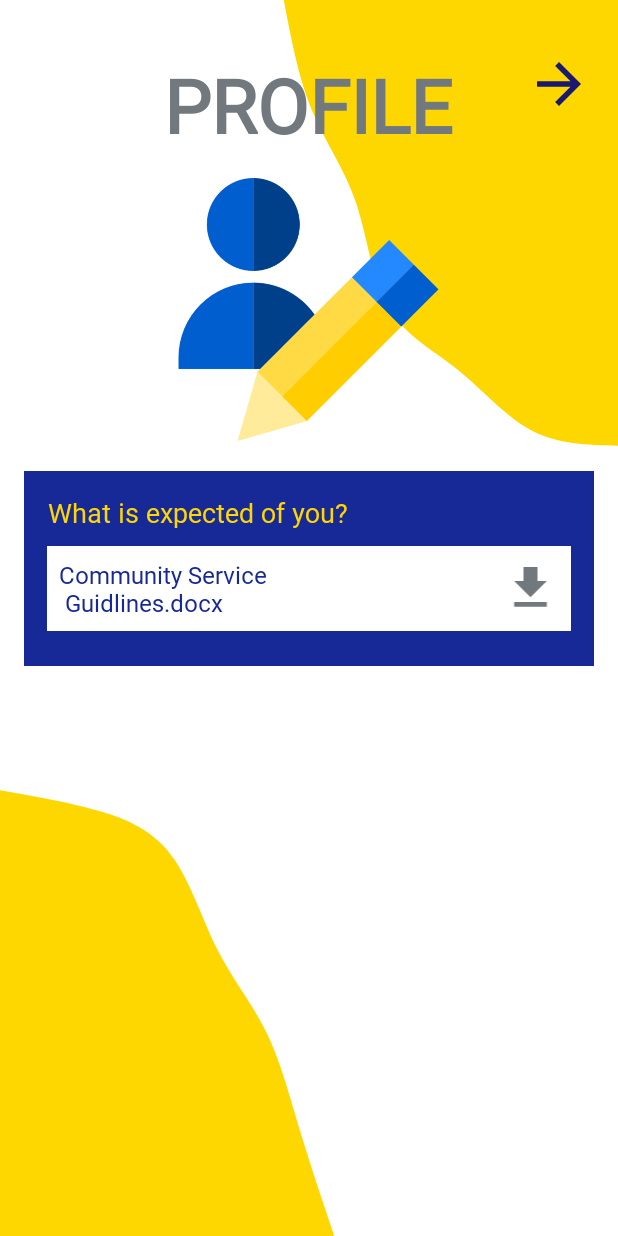
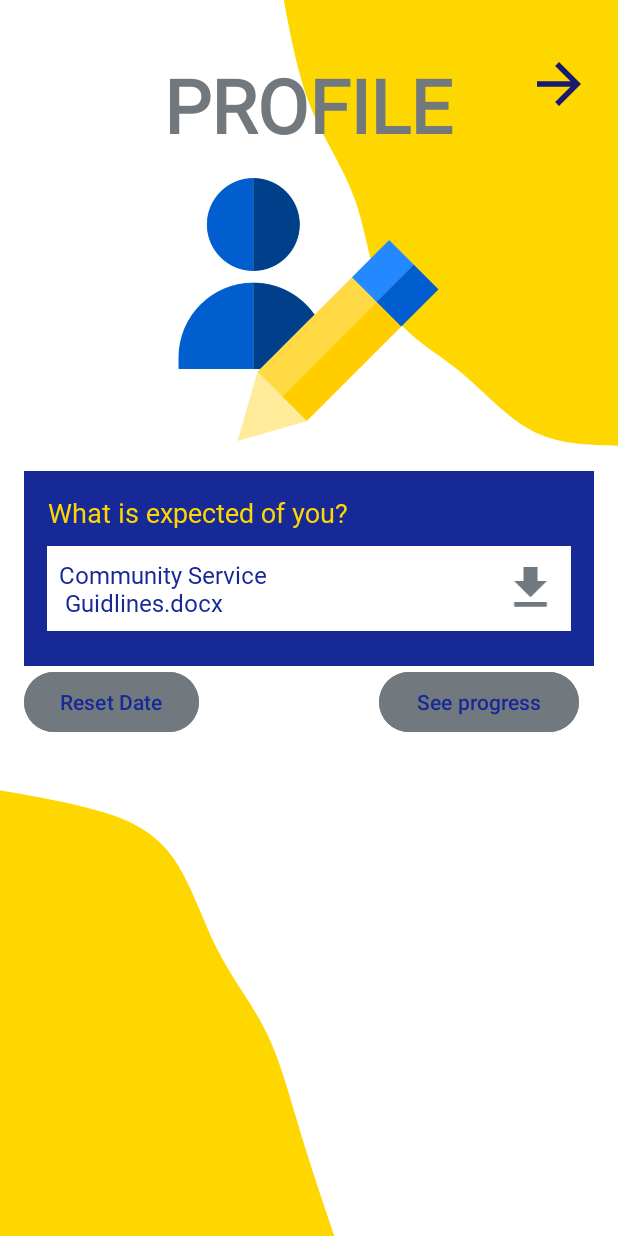
Before and after one commit to jodawa123/Community-Service-Management-App, an Android app: the Profile screen opened directly, with no data from a screen before it, on a phone screen of 412 x 824 dp. Run offline under Robolectric (Android 15) with nearby library versions, the phone set to English and light mode, and no system bars; our stand-ins replace Firebase (no records; nobody signed in at launch, a user with empty details on screens opened directly); libraries missing offline, so code that uses them is left out: io.github.muddz.styleabletoast.

Commit message:
notifications and reset start date set

```diff
--- a/app/build.gradle.kts
+++ b/app/build.gradle.kts
@@ -51,6 +51,7 @@ dependencies {
     implementation (libs.library)
     implementation (libs.pinview)
     implementation (libs.material.calendar.view)
+    implementation (libs.prolificinteractive.material.calendarview)
     implementation (libs.play.services.maps)
     implementation(libs.play.services.location)
     implementation (libs.google.maps.services)
--- a/app/src/main/java/com/example/cs3700/Profile.java
+++ b/app/src/main/java/com/example/cs3700/Profile.java
@@ -6,6 +6,7 @@ import android.util.Log;
 import android.view.View;
 import android.view.animation.Animation;
 import android.view.animation.AnimationUtils;
+import android.widget.Button;
 import android.widget.CalendarView;
 import android.widget.ImageView;
 import android.widget.RadioButton;
@@ -23,9 +24,8 @@ import java.util.Calendar;
 import java.util.Date;
 import java.util.HashMap;
 import java.util.Map;
+import android.content.Intent;
 import io.github.muddz.styleabletoast.StyleableToast;
-
-
 
 
 public class Profile extends AppCompatActivity {
@@ -39,11 +39,11 @@ public class Profile extends AppCompatActivity {
     private static final int TOTAL_REQUIRED_HOURS = 90;
     private static final int HOURS_PER_WEEK = 9;
     private Date startDate, endDate;
-    private int totalWeeksRemaining;
-    private int totalHoursRemaining;
     private FirebaseUser currentUser;
     private DocumentReference userRef;
     private ImageView imageView4,down;
+    private Button resetDateButton,track;
+
 
     @Override
     protected void onCreate(Bundle savedInstanceState) {
@@ -64,6 +64,8 @@ public class Profile extends AppCompatActivity {
         weeksRemainingText = findViewById(R.id.weeksRemaining);
         imageView4 = findViewById(R.id.imageView4);
         down = findViewById(R.id.doc1_download);
+        resetDateButton = findViewById(R.id.bt);
+        track=findViewById(R.id.bt1);
 
         siteSection = findViewById(R.id.site_section);
         hoursSection = findViewById(R.id.hours_section);
@@ -116,12 +118,18 @@ public class Profile extends AppCompatActivity {
             }
         });
         dropSiteButton.setOnClickListener(v -> dropSelectedSite());
+        resetDateButton.setOnClickListener(v -> resetStartDate());
 
         down.setOnClickListener(view -> {
             String fileUrl = "https://drive.google.com/uc?id=1t6YyMTxAI2IE14wcye737s2vIsde0r0H&export=download";
             String fileName = "COMMUNITY.docx";
             downloadFile(fileUrl, fileName);
         });
+        track.setOnClickListener(v -> {
+            Intent targetIntent = new Intent(Profile.this, Curve.class);
+            startActivity(targetIntent);
+        });
+
     }
 
     // Download a file directly from a URL
@@ -146,6 +154,13 @@ public class Profile extends AppCompatActivity {
             e.printStackTrace();
             Toast.makeText(this, "Download failed.", Toast.LENGTH_SHORT).show();
         }
+    }
+    private void resetStartDate() {
+        startDate = null;
+        endDate = null;
+        calendarView.setEnabled(true);
+        StyleableToast.makeText(this, "Start date reset. Select a new date.", R.style.mytoast).show();
+        saveStateToFirebase();
     }
     private void loadStateFromFirebase() {
         if (currentUser != null) {
@@ -186,15 +201,11 @@ public class Profile extends AppCompatActivity {
     }
 
     private void saveStateToFirebase() {
-        if (userRef == null || selectedSite == null || startDate == null || endDate == null) {
+        if (userRef == null || selectedSite == null) {
             Toast.makeText(this, "Incomplete data. Cannot save state.", Toast.LENGTH_SHORT).show();
             return;
         }
 
-        if (startDate == null) {
-           StyleableToast.makeText(this, "Start date is not set.", R.style.mytoast).show();
-            return;
-        }
         Map<String, Object> state = new HashMap<>();
         state.put("selectedSite", selectedSite);
         state.put("currentAvailableSlots", currentAvailableSlots);
@@ -362,6 +373,11 @@ public class Profile extends AppCompatActivity {
 
     }
     private void initializeCountdown(Date start) {
+        if (start == null) {
+            Toast.makeText(this, "Start date is not set.", Toast.LENGTH_SHORT).show();
+            return;
+        }
+
         this.startDate = start;
 
         // Calculate end date (10 weeks = 70 days)
--- a/app/src/main/res/drawable/arrow_back_24.xml
+++ b/app/src/main/res/drawable/arrow_back_24.xml
@@ -1,4 +1,4 @@
-<vector xmlns:android="http://schemas.android.com/apk/res/android" android:autoMirrored="true" android:height="40dp" android:tint="#EAB61A" android:viewportHeight="24" android:viewportWidth="24" android:width="40dp">
+<vector xmlns:android="http://schemas.android.com/apk/res/android" android:autoMirrored="true" android:height="40dp" android:tint="@color/gray" android:viewportHeight="24" android:viewportWidth="24" android:width="40dp">
 
     <path android:fillColor="@android:color/white" android:pathData="M20,11H7.83l5.59,-5.59L12,4l-8,8 8,8 1.41,-1.41L7.83,13H20v-2z"/>
 
--- /dev/null
+++ b/app/src/main/res/drawable/baseline_arrow_back_60.xml
@@ -0,0 +1,5 @@
+<vector xmlns:android="http://schemas.android.com/apk/res/android" android:autoMirrored="true" android:height="60dp" android:tint="@color/gray" android:viewportHeight="24" android:viewportWidth="24" android:width="60dp">
+
+    <path android:fillColor="@android:color/white" android:pathData="M20,11H7.83l5.59,-5.59L12,4l-8,8 8,8 1.41,-1.41L7.83,13H20v-2z"/>
+
+</vector>
--- /dev/null
+++ b/app/src/main/res/drawable/baseline_flag_24.xml
@@ -0,0 +1,5 @@
+<vector xmlns:android="http://schemas.android.com/apk/res/android" android:height="24dp" android:tint="#EAB61A" android:viewportHeight="24" android:viewportWidth="24" android:width="24dp">
+
+    <path android:fillColor="@android:color/white" android:pathData="M14.4,6L14,4H5v17h2v-7h5.6l0.4,2h7V6z"/>
+
+</vector>
--- a/app/src/main/res/layout/activity_curve.xml
+++ b/app/src/main/res/layout/activity_curve.xml
@@ -43,7 +43,7 @@
                 android:layout_width="150dp"
                 android:layout_height="150dp"
                 android:src="@drawable/trophy"
-                android:layout_marginStart="130dp"/>
+                android:layout_marginStart="150dp"/>
 
         </LinearLayout>
 
--- a/app/src/main/res/layout/activity_login.xml
+++ b/app/src/main/res/layout/activity_login.xml
@@ -101,7 +101,7 @@
         android:layout_width="wrap_content"
         android:layout_height="wrap_content"
         android:layout_marginStart="109dp"
-        android:layout_marginTop="40dp"
+        android:layout_marginTop="30dp"
         android:fontFamily="@font/alatsi"
         android:text="Don't have an account?"
         android:textSize="17sp"
--- a/app/src/main/res/layout/activity_profile.xml
+++ b/app/src/main/res/layout/activity_profile.xml
@@ -12,16 +12,6 @@
         android:layout_height="wrap_content">
 
         <!-- Profile Image -->
-
-        <ImageView
-            android:id="@+id/imageView4"
-            android:layout_width="53dp"
-            android:layout_height="44dp"
-            android:layout_marginLeft="47dp"
-            android:layout_marginTop="18dp"
-            android:layout_toRightOf="@id/user_name"
-            app:srcCompat="@drawable/baseline_arrow_forward_24" />
-
         <TextView
             android:id="@+id/user_name"
             android:layout_width="wrap_content"
@@ -32,8 +22,16 @@
             android:text="PROFILE"
             android:textColor="@color/gray"
             android:textSize="50sp"
-            android:textStyle="bold"
-           />
+            android:textStyle="bold" />
+
+        <ImageView
+            android:id="@+id/imageView4"
+            android:layout_width="53dp"
+            android:layout_height="44dp"
+            android:layout_marginLeft="47dp"
+            android:layout_marginTop="18dp"
+            android:layout_toRightOf="@id/user_name"
+            app:srcCompat="@drawable/baseline_arrow_forward_24" />
 
         <ImageView
             android:id="@+id/profile_image"
@@ -46,7 +44,6 @@
             android:scaleType="centerCrop"
             android:src="@drawable/user" />
 
-
         <LinearLayout
             android:id="@+id/site_section"
             android:layout_width="match_parent"
@@ -57,7 +54,6 @@
             android:orientation="horizontal"
             android:padding="15dp"
             android:visibility="visible">
-
 
             <LinearLayout
                 android:layout_width="wrap_content"
@@ -81,8 +77,6 @@
                     android:checked="false" />
             </LinearLayout>
 
-
-
             <TextView
                 android:id="@+id/picked_site_name"
                 android:layout_width="wrap_content"
@@ -96,7 +90,6 @@
                 android:textColor="@color/white"
                 android:textSize="20sp" />
 
-            <!-- Available Slots -->
             <TextView
                 android:id="@+id/available_slots"
                 android:layout_width="wrap_content"
@@ -154,17 +147,14 @@
                     android:layout_gravity="center_vertical"
                     android:layout_marginLeft="150dp"
                     app:srcCompat="@drawable/baseline_download_24" />
-
             </LinearLayout>
-
-            </LinearLayout>
+        </LinearLayout>
 
         <TextView
             android:id="@+id/pick"
             android:layout_width="match_parent"
             android:layout_height="wrap_content"
             android:layout_below="@id/documents_section"
-            android:layout_centerHorizontal="true"
             android:layout_marginTop="20dp"
             android:fontFamily="@font/aclonica"
             android:padding="20dp"
@@ -188,12 +178,33 @@
             android:selectedWeekBackgroundColor="@color/blue"
             android:selectedDateVerticalBar="@color/blue"/>
 
-        <!-- Countdown Section -->
+        <Button
+            android:id="@+id/bt"
+            android:layout_width="wrap_content"
+            android:layout_height="wrap_content"
+            android:backgroundTint="@color/gray"
+            android:textColor="@color/blue"
+            android:text="Reset Date"
+            android:layout_below="@id/calendarView"/>
+
+        <Button
+            android:id="@+id/bt1"
+            android:layout_width="wrap_content"
+            android:layout_height="wrap_content"
+            android:layout_below="@id/calendarView"
+            android:layout_alignParentEnd="true"
+            android:layout_marginStart="120dp"
+            android:layout_marginEnd="10dp"
+            android:layout_toRightOf="@+id/bt"
+            android:backgroundTint="@color/gray"
+            android:text="See progress"
+            android:textColor="@color/blue" />
+
         <LinearLayout
             android:id="@+id/hours_section"
             android:layout_width="match_parent"
             android:layout_height="wrap_content"
-            android:layout_below="@id/calendarView"
+            android:layout_below="@id/bt"
             android:layout_marginTop="20dp"
             android:background="@color/blue"
             android:orientation="vertical"
@@ -223,7 +234,5 @@
                 android:textColor="@color/yellow"
                 android:textSize="17sp" />
         </LinearLayout>
-
-
     </RelativeLayout>
 </ScrollView>
--- a/app/src/main/res/menu/menu.xml
+++ b/app/src/main/res/menu/menu.xml
@@ -9,8 +9,6 @@
     <item android:id="@+id/maps"
         android:title="Maps"
         android:icon="@drawable/baseline_location_pin_24"/>
-    <item android:id="@+id/progress"
-        android:title="Track"
-        android:icon="@drawable/baseline_ads_click_24"/>
+
 
 </menu>
--- a/gradle/libs.versions.toml
+++ b/gradle/libs.versions.toml
@@ -1,5 +1,6 @@
 [versions]
 agp = "8.6.0"
+githubMaterialCalendarview = "2.0.1"
 googleApiClientAndroid = "1.33.2"
 googleApiServicesDrive = "v3-rev136-1.25.0"
 googleMapsServices = "2.1.0"
@@ -44,6 +45,7 @@ material-calendar-view = { module = "com.applandeo:material-calendar-view", vers
 pinview = { module = "io.github.chaosleung:pinview", version.ref = "pinview" }
 play-services = { group = "com.google.android.gms", name = "play-services", version.ref = "playServices" }
 play-services-maps = { group = "com.google.android.gms", name = "play-services-maps", version.ref = "playServicesMaps" }
+prolificinteractive-material-calendarview = { module = "com.github.prolificinteractive:material-calendarview", version.ref = "githubMaterialCalendarview" }
 styleabletoast = { module = "io.github.muddz:styleabletoast", version.ref = "styleabletoast" }
 play-services-location = { group = "com.google.android.gms", name = "play-services-location", version.ref = "playServicesLocation" }
 
```
Also changed, not shown: app/src/main/java/com/example/cs3700/Curve.java (+77 -1 lines), app/src/main/java/com/example/cs3700/CurvedPathView.java (+25 -3 lines), app/src/main/java/com/example/cs3700/Home.java (+17 -56 lines), app/src/main/res/drawable/editbg5.xml (added, +8 -0 lines), app/src/main/res/drawable/b5.png (added), app/src/main/res/drawable/bb.jpg (deleted), app/src/main/res/drawable/congratulation.png (deleted), app/src/main/res/drawable/resized.png (added).
